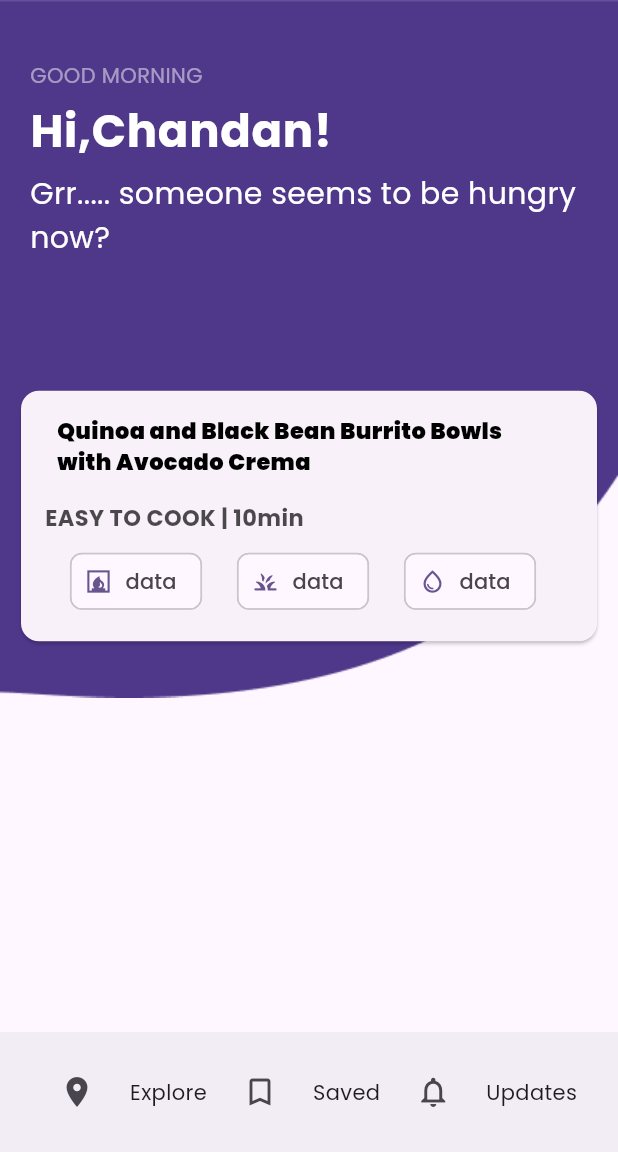
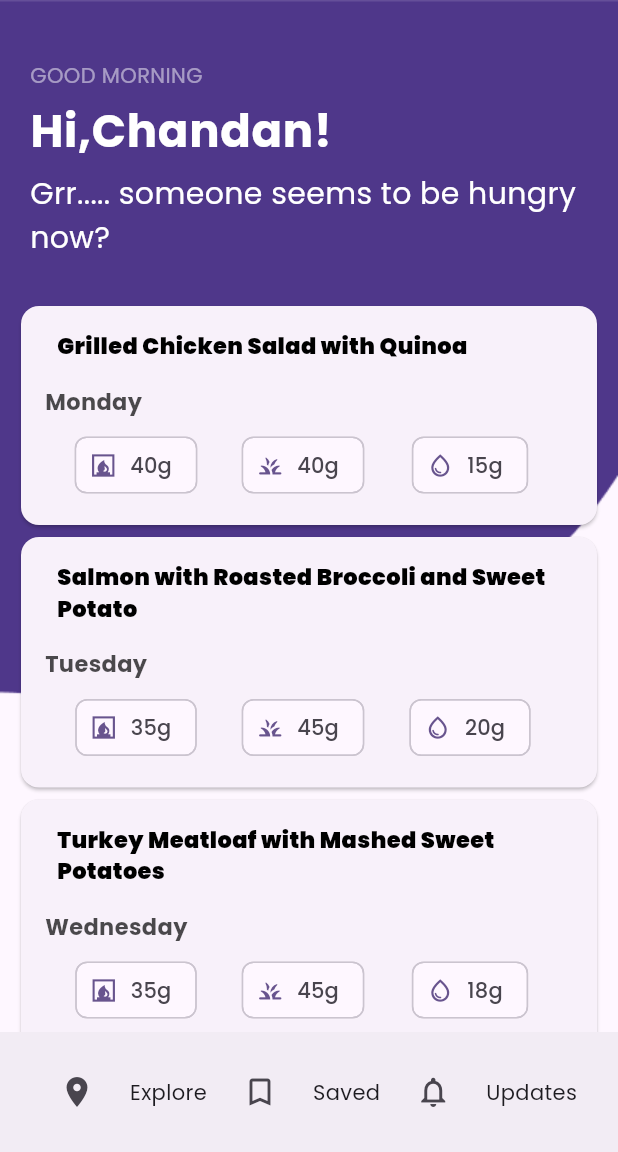
Before and after one commit to ChandanKhamitkar/trinetra_vallabh, a Flutter app: the HomeScreenPage screen opened directly, on a phone screen of 412 x 824 dp, the part 84-1236 px from its top. Run offline on Flutter 3.47's test engine with Material 3 defaults, Android fonts, the phone set to English and light mode, and no system bars; our stand-ins replace firebase_auth, firebase_core, flutter_svg, google_fonts, google_sign_in, shared_preferences; accounts and stored records are empty.

Commit message:
Added static data to home_screen screen
Signed-off-by: unknown <khamitkarsaichandan1035@gmail.com>

```diff
--- a/lib/UI/screens/home_screen.dart
+++ b/lib/UI/screens/home_screen.dart
@@ -12,6 +12,57 @@ class HomeScreenPage extends StatefulWidget {
 }
 
 class _HomeScreenPageState extends State<HomeScreenPage> {
+  late List<Map<String, dynamic>> genData;
+
+  @override
+  void initState() {
+    super.initState();
+    genData = [
+      {
+        "meal": "Grilled Chicken Salad with Quinoa",
+        "day": "Monday",
+        "protien": "40g",
+        "carbs": "40g",
+        "fat": "15g",
+      },
+      {
+        "meal": "Salmon with Roasted Broccoli and Sweet Potato",
+        "day": "Tuesday",
+        "protien": "35g",
+        "carbs": "45g",
+        "fat": "20g",
+      },
+      {
+        "meal": "Turkey Meatloaf with Mashed Sweet Potatoes",
+        "day": "Wednesday",
+        "protien": "35g",
+        "carbs": "45g",
+        "fat": "18g",
+      },
+      {
+        "meal": "Chicken Stir-fry with Brown Rice",
+        "day": "Thursday",
+        "protien": "35g",
+        "carbs": "45g",
+        "fat": "18g",
+      },
+      {
+        "meal": "Tuna Salad Sandwich on Whole Wheat Bread",
+        "day": "Friday",
+        "protien": "35g",
+        "carbs": "45g",
+        "fat": "18g",
+      },
+      {
+        "meal": "Lean Beef and Vegetable Skewers",
+        "day": "Friday",
+        "protien": "35g",
+        "carbs": "45g",
+        "fat": "18g",
+      },
+    ];
+  }
+
   @override
   Widget build(BuildContext context) {
     return Scaffold(
@@ -42,7 +93,8 @@ class _HomeScreenPageState extends State<HomeScreenPage> {
           ],
         ),
       ),
-      body: Stack(children: [
+      body: SingleChildScrollView(
+        child: Stack(children: [
           Image.asset(
             'images/Ellipse-five.png',
             width: double.infinity,
@@ -82,14 +134,26 @@ class _HomeScreenPageState extends State<HomeScreenPage> {
           Align(
             alignment: Alignment.center,
             child: Padding(
-            padding: const EdgeInsets.all(10.0),
-            child: Card(
+              padding: const EdgeInsets.only(
+                  left: 10.0, right: 10.0, bottom: 40.0, top: 200),
+              child: ListView.builder(
+                  physics: const NeverScrollableScrollPhysics(),
+                  shrinkWrap: true,
+                  itemCount: genData.length,
+                  itemBuilder: (context, index) {
+                    return Column(
+                      mainAxisSize: MainAxisSize.min,
+                      crossAxisAlignment: CrossAxisAlignment.center,
+                      children: [
+                        Card(
                           child: ListTile(
                             title: Padding(
                               padding: const EdgeInsets.all(8.0),
-                  child: Text(
-                      'Quinoa and Black Bean Burrito Bowls with Avocado Crema',
-                      style: Theme.of(context).textTheme.bodyMedium?.copyWith(
+                              child: Text(genData[index]["meal"],
+                                  style: Theme.of(context)
+                                      .textTheme
+                                      .bodyMedium
+                                      ?.copyWith(
                                           color: Colors.black.withOpacity(1.0),
                                           fontSize: 15,
                                           fontWeight: FontWeight.w900)),
@@ -100,12 +164,13 @@ class _HomeScreenPageState extends State<HomeScreenPage> {
                               children: [
                                 Padding(
                                   padding: const EdgeInsets.only(top: 8.0),
-                      child: Text('EASY TO COOK | 10min',
+                                  child: Text(genData[index]["day"],
                                       style: Theme.of(context)
                                           .textTheme
                                           .bodyMedium
                                           ?.copyWith(
-                                  color: Colors.black.withOpacity(0.7),
+                                              color:
+                                                  Colors.black.withOpacity(0.7),
                                               fontSize: 15,
                                               fontWeight: FontWeight.w700)),
                                 ),
@@ -117,19 +182,21 @@ class _HomeScreenPageState extends State<HomeScreenPage> {
                                       Expanded(
                                         child: Chip(
                                           avatar: Icon(Icons.fireplace_sharp),
-                              label: Text('data'),
+                                          label:
+                                              Text(genData[index]["protien"]),
                                         ),
                                       ),
                                       Expanded(
                                         child: Chip(
                                           avatar: Icon(Icons.grass_rounded),
-                              label: Text('data'),
+                                          label: Text(genData[index]["carbs"]),
                                         ),
                                       ),
                                       Expanded(
                                         child: Chip(
-                              avatar: Icon(Icons.water_drop_outlined),
-                              label: Text('data'),
+                                          avatar:
+                                              Icon(Icons.water_drop_outlined),
+                                          label: Text(genData[index]["fat"]),
                                         ),
                                       ),
                                     ],
@@ -138,10 +205,14 @@ class _HomeScreenPageState extends State<HomeScreenPage> {
                               ],
                             ),
                           ),
-            ),
+                        )
+                      ],
+                    );
+                  }),
             ),
           )
         ]),
+      ),
     );
   }
 }
```
Lines whose indentation alone changed are shown as unchanged.
